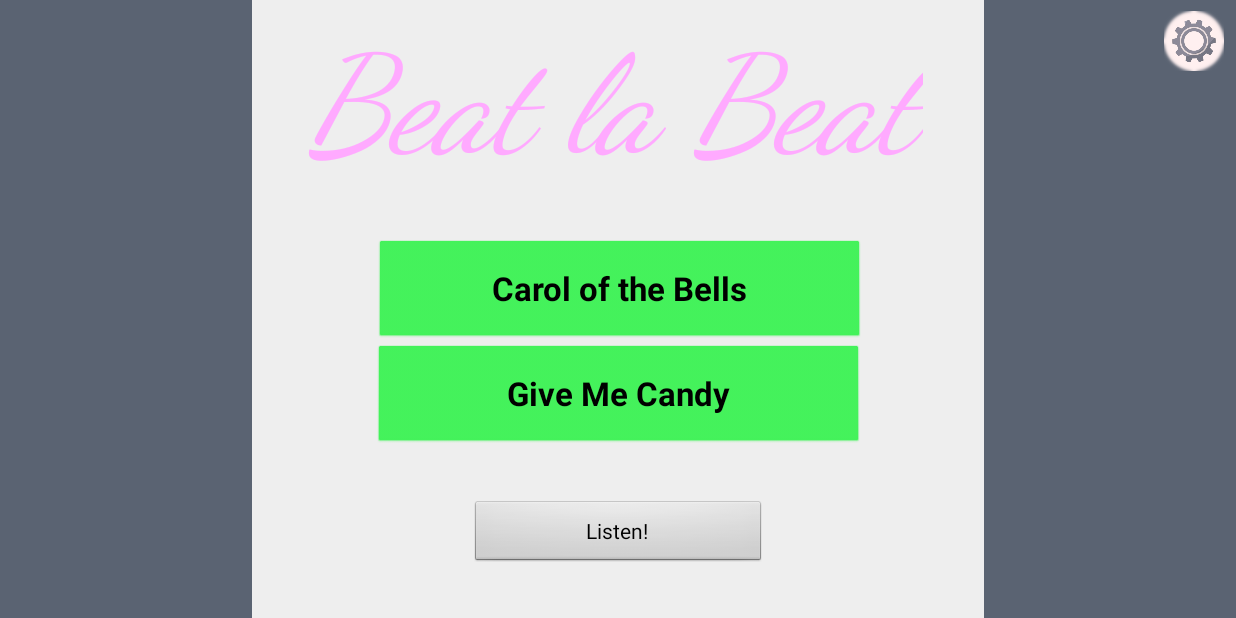
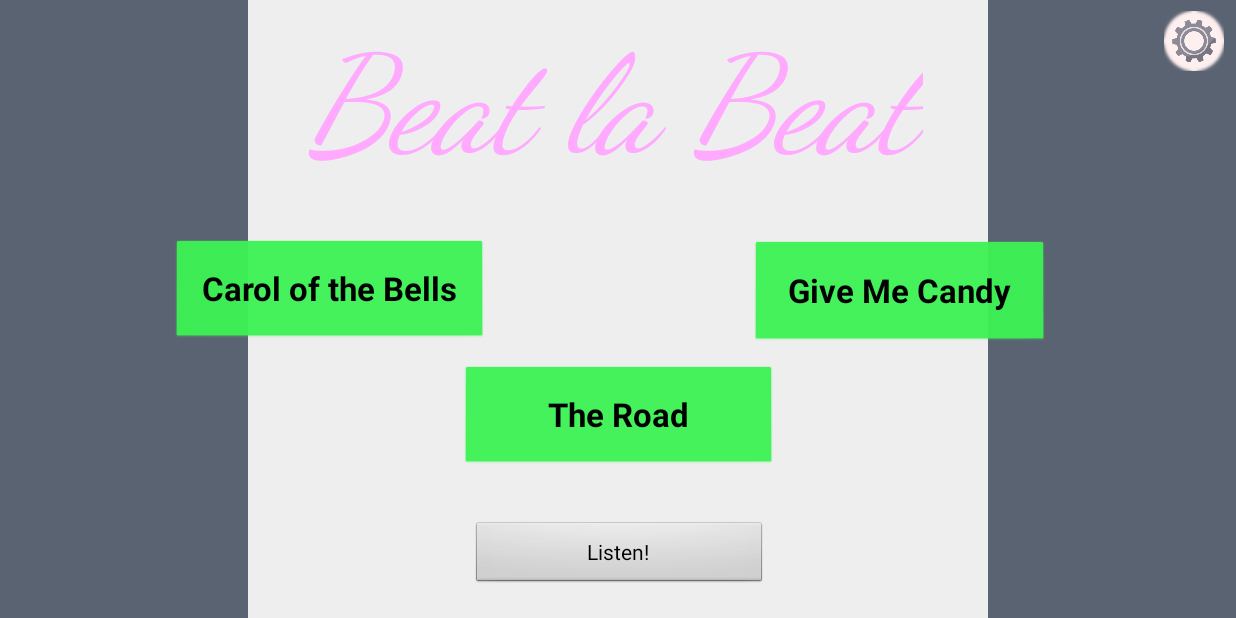
Before and after one commit to FlamingTNT/rhythm-game-project, an Android app: the screen it shows after launch (MainActivity), on a phone screen of 824 x 412 dp (held sideways). Run offline under Robolectric (Android 15) with nearby library versions, the phone set to English and light mode, and no system bars.

Commit message:
Adding a new song, will add the notes soon.

```diff
--- /dev/null
+++ b/app/src/main/assets/road.txt
@@ -0,0 +1 @@
+0:5000
--- a/app/src/main/java/cs125/finalproject/MusicScreen.java
+++ b/app/src/main/java/cs125/finalproject/MusicScreen.java
@@ -64,6 +64,8 @@ public class MusicScreen extends Activity {
             screen.setBackground(getDrawable(R.drawable.candy));
         } else if (song.equals("Carol of the Bells")) {
             screen.setBackground(getDrawable(R.drawable.carol));
+        } else if (song.equals("The Road")) {
+            screen.setBackground(getDrawable(R.drawable.road));
         }
         /*bgFadeIn.setDuration(1500);
         screen.startAnimation(bgFadeIn);*/
@@ -104,6 +106,8 @@ public class MusicScreen extends Activity {
                     manager.loadSong("candy");
                 } else if (song.equals("Carol of the Bells")) {
                     manager.loadSong("carol");
+                } else if (song.equals("The Road")) {
+                    manager.loadSong("the_road");
                 }
                 try {
                     Thread.sleep(4000);
--- a/app/src/main/java/cs125/finalproject/PlaylistScreen.java
+++ b/app/src/main/java/cs125/finalproject/PlaylistScreen.java
@@ -31,6 +31,7 @@ import org.json.JSONObject;
 public class PlaylistScreen extends YouTubeBaseActivity implements YouTubePlayer.OnInitializedListener {
     final String candyID = "7zkppq9Gp70";
     final String carolID = "JZkvL0snS7w";
+    final String roadID = "TsKWeCcjaBg";
     public static final String YOUTUBE_API_KEY = "AIzaSyAqyp431Piz_gqCtQ2ZEW5o3CKdP_aSSYg";
     private static final String TAG = "BeatLeBeat";
     private static RequestQueue requestQueue;
@@ -75,6 +76,9 @@ public class PlaylistScreen extends YouTubeBaseActivity implements YouTubePlayer
     public void listenToCarol(View view) {
         playVideo(carolID);
     }
+    public void listenToRoad(View view) {
+        playVideo(roadID);
+    }
 
     @Override
     public void onInitializationSuccess(YouTubePlayer.Provider provider, YouTubePlayer player, boolean b) {
--- a/app/src/main/java/cs125/finalproject/SongManager.java
+++ b/app/src/main/java/cs125/finalproject/SongManager.java
@@ -46,6 +46,11 @@ public class SongManager {
         } else if (name.equals("carol")) {
             filename = "carol.txt";
             songID = R.raw.carol_of_the_bells;
+        } else if (name.equals("the_road")) {
+            filename = "road.txt";
+            songID = R.raw.the_road;
+            System.out.println(R.raw.the_road);
+            System.out.println("Song id obtained");
         }
         try {
             //if (name.equals("candy")) {
@@ -61,6 +66,7 @@ public class SongManager {
                     }
                 }
                 musicPlayer = MediaPlayer.create(screen, songID);
+            System.out.println(musicPlayer);
            //}
         } catch (IOException e) {
             e.printStackTrace();
--- a/app/src/main/res/layout/main_activity.xml
+++ b/app/src/main/res/layout/main_activity.xml
@@ -11,7 +11,7 @@
 
     <View
         android:id="@+id/view"
-        android:layout_width="488dp"
+        android:layout_width="493dp"
         android:layout_height="572dp"
         android:layout_marginBottom="18dp"
         android:background="#eeeeee"
@@ -21,6 +21,29 @@
         app:layout_constraintStart_toStartOf="parent"
         app:layout_constraintTop_toTopOf="parent"
         app:layout_constraintVertical_bias="0.0" />
+
+    <Button
+        android:id="@+id/button5"
+        android:layout_width="211dp"
+        android:layout_height="70dp"
+        android:layout_marginStart="16dp"
+        android:layout_marginTop="8dp"
+        android:layout_marginEnd="16dp"
+        android:layout_marginBottom="1dp"
+        android:backgroundTint="#3cf254"
+        android:fontFamily="sans-serif"
+        android:onClick="startRoad"
+        android:text="The Road"
+        android:textAlignment="center"
+        android:textColor="#000000"
+        android:textSize="22sp"
+        android:textStyle="bold"
+        app:layout_constraintBottom_toBottomOf="@+id/view"
+        app:layout_constraintEnd_toEndOf="parent"
+        app:layout_constraintHorizontal_bias="0.501"
+        app:layout_constraintStart_toStartOf="parent"
+        app:layout_constraintTop_toTopOf="parent"
+        app:layout_constraintVertical_bias="0.477" />
 
     <TextView
         android:id="@+id/textView2"
@@ -45,8 +68,8 @@
 
     <Button
         android:id="@+id/button3"
-        android:layout_width="327dp"
-        android:layout_height="70dp"
+        android:layout_width="199dp"
+        android:layout_height="71dp"
         android:layout_marginStart="16dp"
         android:layout_marginTop="8dp"
         android:layout_marginEnd="16dp"
@@ -61,13 +84,14 @@
         android:textStyle="bold"
         app:layout_constraintBottom_toBottomOf="@+id/view"
         app:layout_constraintEnd_toEndOf="parent"
+        app:layout_constraintHorizontal_bias="0.817"
         app:layout_constraintStart_toStartOf="parent"
         app:layout_constraintTop_toTopOf="parent"
-        app:layout_constraintVertical_bias="0.456" />
+        app:layout_constraintVertical_bias="0.313" />
 
     <Button
         android:id="@+id/button"
-        android:layout_width="327dp"
+        android:layout_width="211dp"
         android:layout_height="70dp"
         android:layout_marginStart="16dp"
         android:layout_marginTop="8dp"
@@ -83,7 +107,7 @@
         android:textStyle="bold"
         app:layout_constraintBottom_toBottomOf="@+id/view"
         app:layout_constraintEnd_toEndOf="parent"
-        app:layout_constraintHorizontal_bias="0.502"
+        app:layout_constraintHorizontal_bias="0.169"
         app:layout_constraintStart_toStartOf="parent"
         app:layout_constraintTop_toTopOf="parent"
         app:layout_constraintVertical_bias="0.312" />
@@ -96,8 +120,10 @@
         android:text="@string/playlist"
         app:layout_constraintBottom_toBottomOf="parent"
         app:layout_constraintEnd_toEndOf="parent"
+        app:layout_constraintHorizontal_bias="0.501"
         app:layout_constraintStart_toStartOf="parent"
-        app:layout_constraintTop_toBottomOf="@+id/button3" />
+        app:layout_constraintTop_toBottomOf="@+id/button3"
+        app:layout_constraintVertical_bias="0.857" />
 
     <ImageView
         android:id="@+id/imageView"
```
Also changed, not shown: app/src/main/java/cs125/finalproject/MainActivity.java (+7 -0 lines), app/src/main/res/layout/playlist_screen.xml (+16 -4 lines), app/src/main/res/drawable/road.jpg (added), 1 other file.
